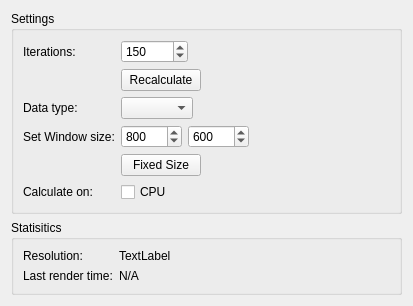
Above: mandelbrot/mandelbrot_config_widget.ui from BartVolkaerts/OpenCL-Benchmark before the change. Below: the same form after it.
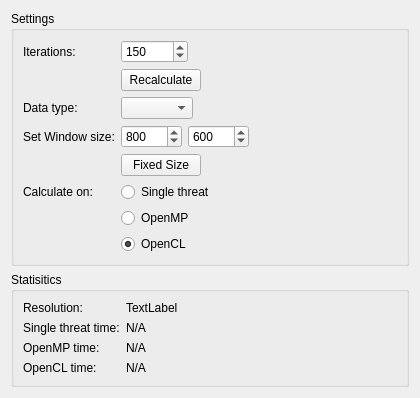
That is the form after the change.

Commit message: Added OpenMP to mandelbrot

```diff
--- a/mandelbrot/mandelbrot_config_widget.ui
+++ b/mandelbrot/mandelbrot_config_widget.ui
@@ -6,8 +6,8 @@
    <rect>
     <x>0</x>
     <y>0</y>
-    <width>413</width>
-    <height>247</height>
+    <width>420</width>
+    <height>338</height>
    </rect>
   </property>
   <property name="windowTitle">
@@ -107,17 +107,34 @@
         </property>
        </widget>
       </item>
-      <item row="5" column="0">
+      <item row="6" column="0">
        <widget class="QLabel" name="useCPULabel">
         <property name="text">
          <string>Calculate on:</string>
         </property>
        </widget>
       </item>
-      <item row="5" column="1">
-       <widget class="QCheckBox" name="cpuCheckBox">
+      <item row="6" column="1">
+       <widget class="QRadioButton" name="cpuRadioButton">
         <property name="text">
-         <string>CPU</string>
+         <string>Single threat</string>
+        </property>
+       </widget>
+      </item>
+      <item row="7" column="1">
+       <widget class="QRadioButton" name="openmpRadioButton">
+        <property name="text">
+         <string>OpenMP</string>
+        </property>
+       </widget>
+      </item>
+      <item row="8" column="1">
+       <widget class="QRadioButton" name="openclradioButton">
+        <property name="text">
+         <string>OpenCL</string>
+        </property>
+        <property name="checked">
+         <bool>true</bool>
         </property>
        </widget>
       </item>
@@ -148,14 +165,42 @@
        </widget>
       </item>
       <item row="1" column="0">
-       <widget class="QLabel" name="renderTimeLabel">
+       <widget class="QLabel" name="cpuRenderTimeLabel">
         <property name="text">
-         <string>Last render time:</string>
+         <string>Single threat time:</string>
         </property>
        </widget>
       </item>
       <item row="1" column="1">
-       <widget class="QLabel" name="renderTimeValueLabel">
+       <widget class="QLabel" name="cpuRenderTimeValueLabel">
+        <property name="text">
+         <string>N/A</string>
+        </property>
+       </widget>
+      </item>
+      <item row="2" column="0">
+       <widget class="QLabel" name="openmpRenderTimeLabel">
+        <property name="text">
+         <string>OpenMP time:</string>
+        </property>
+       </widget>
+      </item>
+      <item row="3" column="0">
+       <widget class="QLabel" name="openclRenderTimeLabel">
+        <property name="text">
+         <string>OpenCL time:</string>
+        </property>
+       </widget>
+      </item>
+      <item row="2" column="1">
+       <widget class="QLabel" name="openmpRenderTimeValueLabel">
+        <property name="text">
+         <string>N/A</string>
+        </property>
+       </widget>
+      </item>
+      <item row="3" column="1">
+       <widget class="QLabel" name="openclRenderTimeValueLabel">
         <property name="text">
          <string>N/A</string>
         </property>
```
The commit also changes 5 other files.
